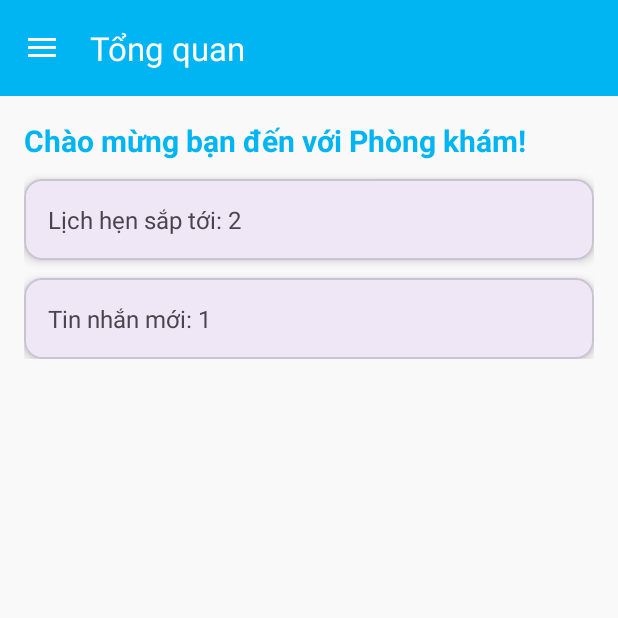
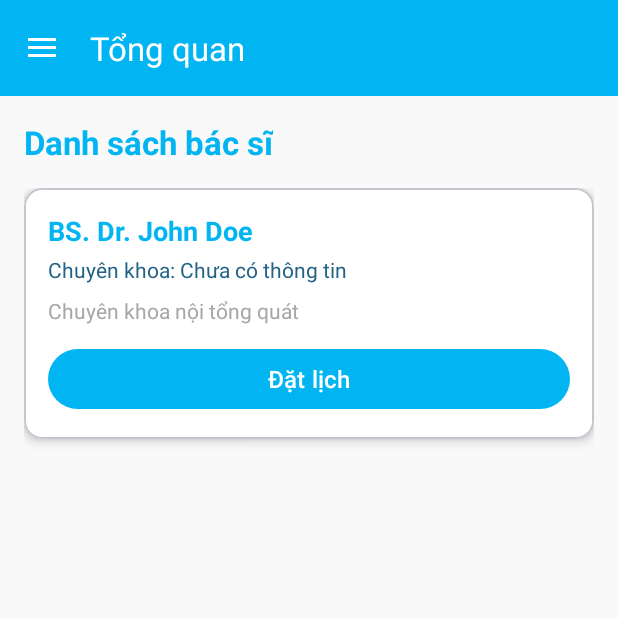
Before and after one commit to CrisWorld/pclinic-app, an Android app: the PatientActivity screen opened directly, with no data from a screen before it, on a phone screen of 412 x 824 dp, the top half of it. Run offline under Robolectric (Android 15) with nearby library versions, the phone set to English and light mode, and no system bars; our stand-ins replace Dagger/Hilt's generated code, Room's generated code; libraries missing offline, so code that uses them is left out: es.dmoral.toasty.

Commit message:
doctor list for user booking feature

```diff
--- /dev/null
+++ b/app/src/main/java/ui/patient/BookAppointmentFragment.java
@@ -0,0 +1,57 @@
+package ui.patient;
+
+import android.os.Bundle;
+import android.view.LayoutInflater;
+import android.view.View;
+import android.view.ViewGroup;
+import android.widget.TextView;
+
+import androidx.annotation.NonNull;
+import androidx.annotation.Nullable;
+import androidx.fragment.app.Fragment;
+
+import example.pclinic.com.R;
+
+public class BookAppointmentFragment extends Fragment {
+
+    private static final String ARG_DOCTOR_ID = "doctor_id";
+
+    private long doctorId;
+
+    public BookAppointmentFragment() {
+        // Bắt buộc constructor rỗng
+    }
+
+    public static BookAppointmentFragment newInstance(long doctorId) {
+        BookAppointmentFragment fragment = new BookAppointmentFragment();
+        Bundle args = new Bundle();
+        args.putLong(ARG_DOCTOR_ID, doctorId);
+        fragment.setArguments(args);
+        return fragment;
+    }
+
+    @Override
+    public void onCreate(@Nullable Bundle savedInstanceState) {
+        super.onCreate(savedInstanceState);
+        if (getArguments() != null) {
+            doctorId = getArguments().getLong(ARG_DOCTOR_ID, -1);
+        }
+    }
+
+    @Nullable
+    @Override
+    public View onCreateView(@NonNull LayoutInflater inflater, @Nullable ViewGroup container, @Nullable Bundle savedInstanceState) {
+        View view = inflater.inflate(R.layout.patient_fragment_book_appointment, container, false);
+
+        TextView txtDoctorInfo = view.findViewById(R.id.txtDoctorInfo);
+        if (doctorId != -1) {
+            txtDoctorInfo.setText("Bác sĩ ID: " + doctorId);
+        } else {
+            txtDoctorInfo.setText("Không có thông tin bác sĩ");
+        }
+
+        // Logic để trống, bạn sẽ cập nhật sau
+
+        return view;
+    }
+}
--- /dev/null
+++ b/app/src/main/java/ui/patient/DoctorListFragment.java
@@ -0,0 +1,173 @@
+package ui.patient;
+
+import android.os.Bundle;
+import android.view.LayoutInflater;
+import android.view.View;
+import android.view.ViewGroup;
+import android.widget.TextView;
+
+import androidx.annotation.NonNull;
+import androidx.annotation.Nullable;
+import androidx.fragment.app.Fragment;
+import androidx.recyclerview.widget.LinearLayoutManager;
+import androidx.recyclerview.widget.RecyclerView;
+
+import java.util.ArrayList;
+import java.util.List;
+import java.util.concurrent.Executors;
+
+import javax.inject.Inject;
+
+import dagger.hilt.android.AndroidEntryPoint;
+import data.db.DoctorDao;
+import data.db.UserDao;
+import data.model.Doctor;
+import data.model.User;
+import example.pclinic.com.R;
+
+@AndroidEntryPoint
+public class DoctorListFragment extends Fragment {
+
+    @Inject
+    DoctorDao doctorDao;
+
+    @Inject
+    UserDao userDao;
+
+    private RecyclerView recyclerViewDoctors;
+    private TextView txtEmpty;
+    private DoctorListAdapter adapter;
+    private List<DoctorListItem> doctorListItems = new ArrayList<>();
+
+    public DoctorListFragment() {
+        // Bắt buộc constructor rỗng
+    }
+
+    @Nullable
+    @Override
+    public View onCreateView(@NonNull LayoutInflater inflater, @Nullable ViewGroup container, @Nullable Bundle savedInstanceState) {
+        View view = inflater.inflate(R.layout.patient_fragment_doctor_list, container, false);
+
+        recyclerViewDoctors = view.findViewById(R.id.recyclerViewDoctors);
+        txtEmpty = view.findViewById(R.id.txtEmpty);
+
+        recyclerViewDoctors.setLayoutManager(new LinearLayoutManager(requireContext()));
+
+        loadDoctors();
+
+        return view;
+    }
+
+    private void loadDoctors() {
+        Executors.newSingleThreadExecutor().execute(() -> {
+            List<Doctor> doctors = doctorDao.getAll();
+            doctorListItems.clear();
+
+            for (Doctor doctor : doctors) {
+                User user = userDao.findById(doctor.userId);
+                if (user != null) {
+                    DoctorListItem item = new DoctorListItem();
+                    item.doctorId = doctor.id;
+                    item.doctorName = user.fullName;
+                    item.bio = doctor.bio != null ? doctor.bio : "";
+                    item.specialties = doctor.specialties != null && !doctor.specialties.isEmpty()
+                            ? String.join(", ", doctor.specialties)
+                            : "Chưa có thông tin";
+                    doctorListItems.add(item);
+                }
+            }
+
+            requireActivity().runOnUiThread(() -> {
+                if (doctorListItems.isEmpty()) {
+                    txtEmpty.setVisibility(View.VISIBLE);
+                    recyclerViewDoctors.setVisibility(View.GONE);
+                } else {
+                    txtEmpty.setVisibility(View.GONE);
+                    recyclerViewDoctors.setVisibility(View.VISIBLE);
+                    adapter = new DoctorListAdapter(doctorListItems, this::onBookAppointmentClick);
+                    recyclerViewDoctors.setAdapter(adapter);
+                }
+            });
+        });
+    }
+
+    private void onBookAppointmentClick(long doctorId) {
+        // Navigate sang BookAppointmentFragment với doctorId
+        BookAppointmentFragment fragment = BookAppointmentFragment.newInstance(doctorId);
+        requireActivity().getSupportFragmentManager()
+                .beginTransaction()
+                .replace(R.id.fragmentContainer, fragment)
+                .addToBackStack(null)
+                .commit();
+    }
+
+    // Model class cho item
+    public static class DoctorListItem {
+        public long doctorId;
+        public String doctorName;
+        public String specialties;
+        public String bio;
+    }
+
+    // Adapter cho RecyclerView
+    private static class DoctorListAdapter extends androidx.recyclerview.widget.RecyclerView.Adapter<DoctorListAdapter.ViewHolder> {
+
+        private final List<DoctorListItem> data;
+        private final OnBookAppointmentClickListener listener;
+
+        public interface OnBookAppointmentClickListener {
+            void onBookAppointmentClick(long doctorId);
+        }
+
+        public DoctorListAdapter(List<DoctorListItem> data, OnBookAppointmentClickListener listener) {
+            this.data = data;
+            this.listener = listener;
+        }
+
+        @NonNull
+        @Override
+        public ViewHolder onCreateViewHolder(@NonNull ViewGroup parent, int viewType) {
+            View view = LayoutInflater.from(parent.getContext())
+                    .inflate(R.layout.patient_item_doctor, parent, false);
+            return new ViewHolder(view);
+        }
+
+        @Override
+        public void onBindViewHolder(@NonNull ViewHolder holder, int position) {
+            DoctorListItem item = data.get(position);
+            holder.bind(item, listener);
+        }
+
+        @Override
+        public int getItemCount() {
+            return data.size();
+        }
+
+        public static class ViewHolder extends androidx.recyclerview.widget.RecyclerView.ViewHolder {
+            private final TextView txtDoctorName;
+            private final TextView txtSpecialties;
+            private final TextView txtBio;
+            private final com.google.android.material.button.MaterialButton btnBookAppointment;
+
+            public ViewHolder(@NonNull View itemView) {
+                super(itemView);
+                txtDoctorName = itemView.findViewById(R.id.txtDoctorName);
+                txtSpecialties = itemView.findViewById(R.id.txtSpecialties);
+                txtBio = itemView.findViewById(R.id.txtBio);
+                btnBookAppointment = itemView.findViewById(R.id.btnBookAppointment);
+            }
+
+            public void bind(DoctorListItem item, OnBookAppointmentClickListener listener) {
+                txtDoctorName.setText("BS. " + item.doctorName);
+                txtSpecialties.setText("Chuyên khoa: " + item.specialties);
+                txtBio.setText(item.bio.isEmpty() ? "Chưa có mô tả" : item.bio);
+
+                btnBookAppointment.setOnClickListener(v -> {
+                    if (listener != null) {
+                        listener.onBookAppointmentClick(item.doctorId);
+                    }
+                });
+            }
+        }
+    }
+}
--- a/app/src/main/java/ui/patient/PatientActivity.java
+++ b/app/src/main/java/ui/patient/PatientActivity.java
@@ -15,11 +15,13 @@ import androidx.drawerlayout.widget.DrawerLayout;
 import com.google.android.material.appbar.MaterialToolbar;
 import com.google.android.material.navigation.NavigationView;
 
+import dagger.hilt.android.AndroidEntryPoint;
 import es.dmoral.toasty.Toasty;
 import example.pclinic.com.R;
 import ui.auth.LoginActivity;
 import util.AuthUtils;
 
+@AndroidEntryPoint
 public class PatientActivity extends AppCompatActivity {
 
     private DrawerLayout drawerLayout;
@@ -54,10 +56,10 @@ public class PatientActivity extends AppCompatActivity {
         if (savedInstanceState == null) {
             getSupportFragmentManager()
                     .beginTransaction()
-                    .replace(R.id.fragmentContainer, new OverviewFragment())
+                    .replace(R.id.fragmentContainer, new DoctorListFragment())
                     .commit();
 
-            // 🔹 Đánh dấu menu “Tổng quan” là được chọn
+            // 🔹 Đánh dấu menu "Tổng quan" là được chọn
             navigationView.setCheckedItem(R.id.nav_overview);
             toolbar.setTitle("Tổng quan");
         }
@@ -70,8 +72,10 @@ public class PatientActivity extends AppCompatActivity {
                 if (id == R.id.nav_overview) {
                     getSupportFragmentManager()
                             .beginTransaction()
-                            .replace(R.id.fragmentContainer, new OverviewFragment())
-                            .commit();                }
+                            .replace(R.id.fragmentContainer, new DoctorListFragment())
+                            .commit();
+                    toolbar.setTitle("Tổng quan");
+                }
                 else if (id == R.id.nav_book_appointment) {
                     getSupportFragmentManager()
                             .beginTransaction()
--- /dev/null
+++ b/app/src/main/res/layout/patient_fragment_book_appointment.xml
@@ -0,0 +1,30 @@
+<?xml version="1.0" encoding="utf-8"?>
+<LinearLayout xmlns:android="http://schemas.android.com/apk/res/android"
+    android:layout_width="match_parent"
+    android:layout_height="match_parent"
+    android:orientation="vertical"
+    android:padding="24dp"
+    android:background="@color/backgroundLight"
+    android:gravity="center">
+
+    <TextView
+        android:id="@+id/txtPlaceholder"
+        android:layout_width="wrap_content"
+        android:layout_height="wrap_content"
+        android:text="Đặt lịch hẹn"
+        android:textSize="20sp"
+        android:textStyle="bold"
+        android:textColor="@color/colorPrimary"
+        android:gravity="center" />
+
+    <TextView
+        android:id="@+id/txtDoctorInfo"
+        android:layout_width="wrap_content"
+        android:layout_height="wrap_content"
+        android:text=""
+        android:textSize="16sp"
+        android:textColor="@color/textSecondary"
+        android:layout_marginTop="12dp"
+        android:gravity="center" />
+
+</LinearLayout>
--- /dev/null
+++ b/app/src/main/res/layout/patient_fragment_doctor_list.xml
@@ -0,0 +1,35 @@
+<?xml version="1.0" encoding="utf-8"?>
+<LinearLayout xmlns:android="http://schemas.android.com/apk/res/android"
+    android:layout_width="match_parent"
+    android:layout_height="match_parent"
+    android:orientation="vertical"
+    android:padding="16dp"
+    android:background="@color/backgroundLight">
+
+    <TextView
+        android:id="@+id/txtTitle"
+        android:layout_width="wrap_content"
+        android:layout_height="wrap_content"
+        android:text="Danh sách bác sĩ"
+        android:textSize="22sp"
+        android:textStyle="bold"
+        android:textColor="@color/colorPrimary"
+        android:layout_marginBottom="16dp"/>
+
+    <androidx.recyclerview.widget.RecyclerView
+        android:id="@+id/recyclerViewDoctors"
+        android:layout_width="match_parent"
+        android:layout_height="match_parent"
+        android:scrollbars="vertical" />
+
+    <TextView
+        android:id="@+id/txtEmpty"
+        android:layout_width="match_parent"
+        android:layout_height="wrap_content"
+        android:text="Không có bác sĩ nào."
+        android:gravity="center"
+        android:textSize="16sp"
+        android:textColor="@color/textSecondary"
+        android:layout_marginTop="20dp"
+        android:visibility="gone"/>
+</LinearLayout>
--- /dev/null
+++ b/app/src/main/res/layout/patient_item_doctor.xml
@@ -0,0 +1,58 @@
+<?xml version="1.0" encoding="utf-8"?>
+<com.google.android.material.card.MaterialCardView xmlns:android="http://schemas.android.com/apk/res/android"
+    xmlns:app="http://schemas.android.com/apk/res-auto"
+    android:layout_width="match_parent"
+    android:layout_height="wrap_content"
+    android:layout_marginBottom="12dp"
+    app:cardCornerRadius="12dp"
+    app:cardElevation="4dp"
+    app:cardBackgroundColor="@color/surfaceLight">
+
+    <LinearLayout
+        android:layout_width="match_parent"
+        android:layout_height="wrap_content"
+        android:orientation="vertical"
+        android:padding="16dp">
+
+        <TextView
+            android:id="@+id/txtDoctorName"
+            android:layout_width="wrap_content"
+            android:layout_height="wrap_content"
+            android:text="BS. John Doe"
+            android:textStyle="bold"
+            android:textSize="18sp"
+            android:textColor="@color/colorPrimary" />
+
+        <TextView
+            android:id="@+id/txtSpecialties"
+            android:layout_width="wrap_content"
+            android:layout_height="wrap_content"
+            android:text="Chuyên khoa: Nội tổng quát"
+            android:textSize="14sp"
+            android:textColor="@color/textSecondary"
+            android:layout_marginTop="4dp" />
+
+        <TextView
+            android:id="@+id/txtBio"
+            android:layout_width="match_parent"
+            android:layout_height="wrap_content"
+            android:text="Mô tả về bác sĩ..."
+            android:textSize="14sp"
+            android:textColor="@color/textHint"
+            android:layout_marginTop="8dp"
+            android:maxLines="3"
+            android:ellipsize="end" />
+
+        <com.google.android.material.button.MaterialButton
+            android:id="@+id/btnBookAppointment"
+            android:layout_width="match_parent"
+            android:layout_height="wrap_content"
+            android:text="Đặt lịch"
+            android:layout_marginTop="12dp"
+            app:backgroundTint="@color/colorPrimary"
+            android:textColor="@color/white"
+            android:textAllCaps="false"
+            android:textSize="16sp" />
+
+    </LinearLayout>
+</com.google.android.material.card.MaterialCardView>
```
